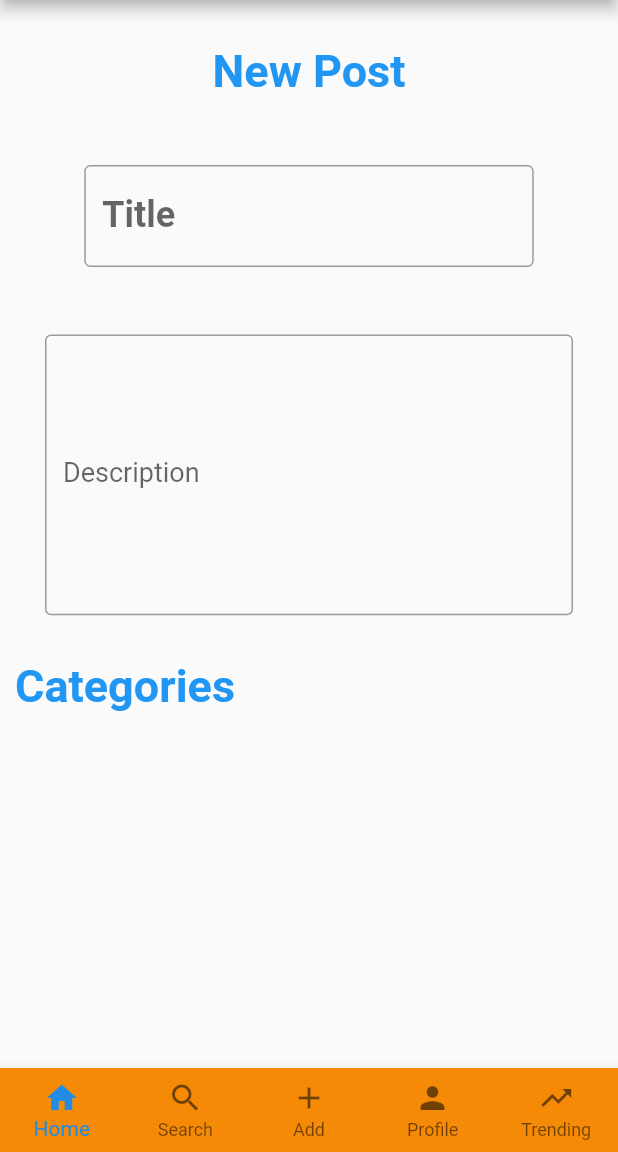
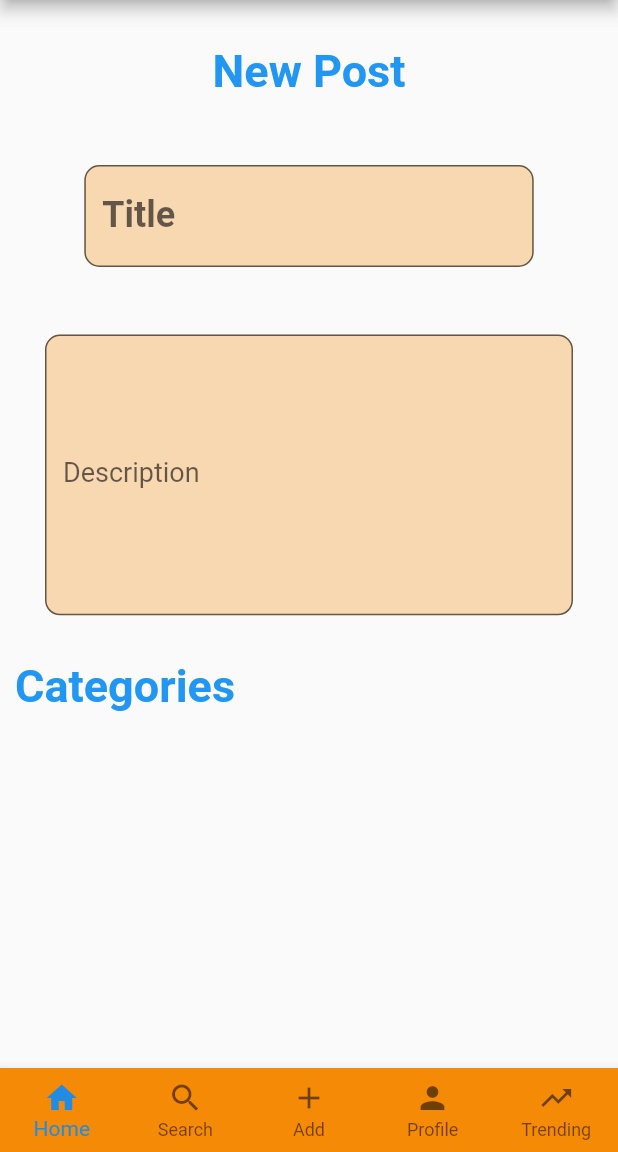
Before and after one commit to moeyad7/hotspot_project, a Flutter app: the CreatePost screen opened by its route, on a phone screen of 412 x 824 dp, the part 84-1236 px from its top. Run offline on Flutter 3.47's test engine with Material 2 defaults, Android fonts, the light colour scheme and no system bars; our stand-ins replace cloud_firestore, custom_sliding_segmented_control, firebase_auth, firebase_core, flutter_signin_button, google_sign_in and 1 more; accounts and stored records are empty; network calls fail.

Commit message:
tweak2.1 card

```diff
--- a/lib/screens/create_post_screen.dart
+++ b/lib/screens/create_post_screen.dart
@@ -41,11 +41,14 @@ class _CreatePostState extends State<CreatePost> {
               width: MediaQuery.of(context).size.width * 0.8,
               padding: EdgeInsets.all(15),
               child: TextField(
-                decoration: InputDecoration(
-                  border: OutlineInputBorder(),
-                  labelText: 'Title',
-
-                ),
+                  decoration: InputDecoration(
+                          labelText: "Title",
+                          border: OutlineInputBorder(
+                            borderRadius: BorderRadius.circular(10.0),
+                          ),
+                          filled: true,
+                          fillColor: Color(0xFFF58A07).withOpacity(0.3),
+                        ),
                 style: TextStyle(
                   fontSize: 24,
                   fontWeight: FontWeight.bold,
@@ -59,10 +62,13 @@ class _CreatePostState extends State<CreatePost> {
                 // Single-line fields automatically scroll to the right when the text field is full
                 maxLines: 10,
                 decoration: InputDecoration(
-                  border: OutlineInputBorder(),
-                  labelText: 'Description',
-
-                ),
+                          labelText: "Description",
+                          border: OutlineInputBorder(
+                            borderRadius: BorderRadius.circular(10.0),
+                          ),
+                          filled: true,
+                          fillColor: Color(0xFFF58A07).withOpacity(0.3),
+                        ),
                 style: TextStyle(
                   fontSize: 18,
                 )
```
